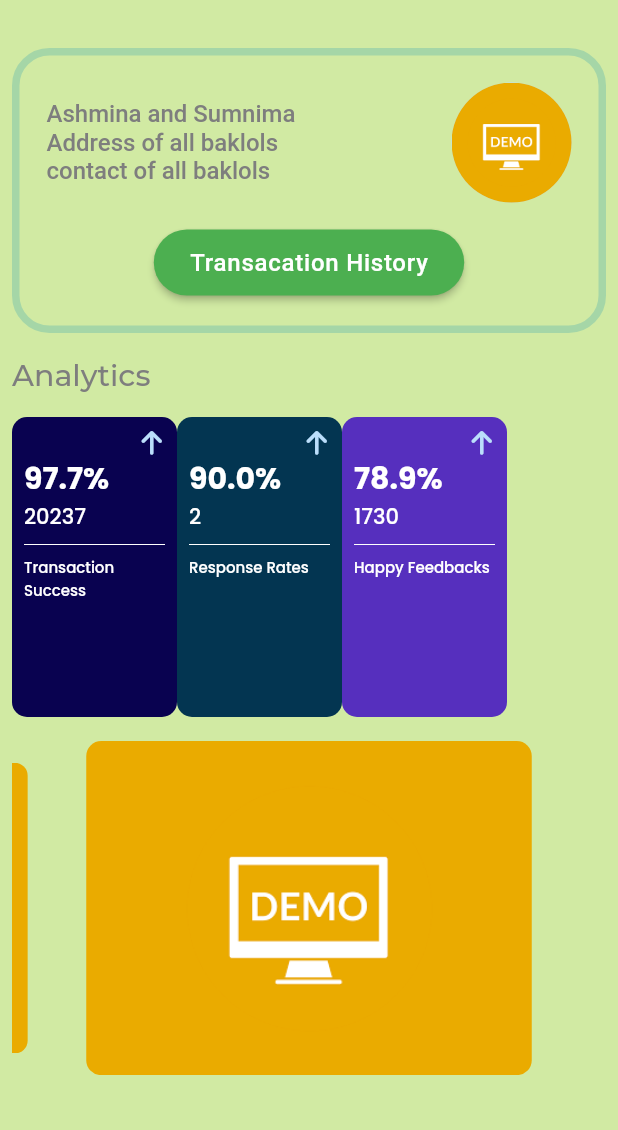
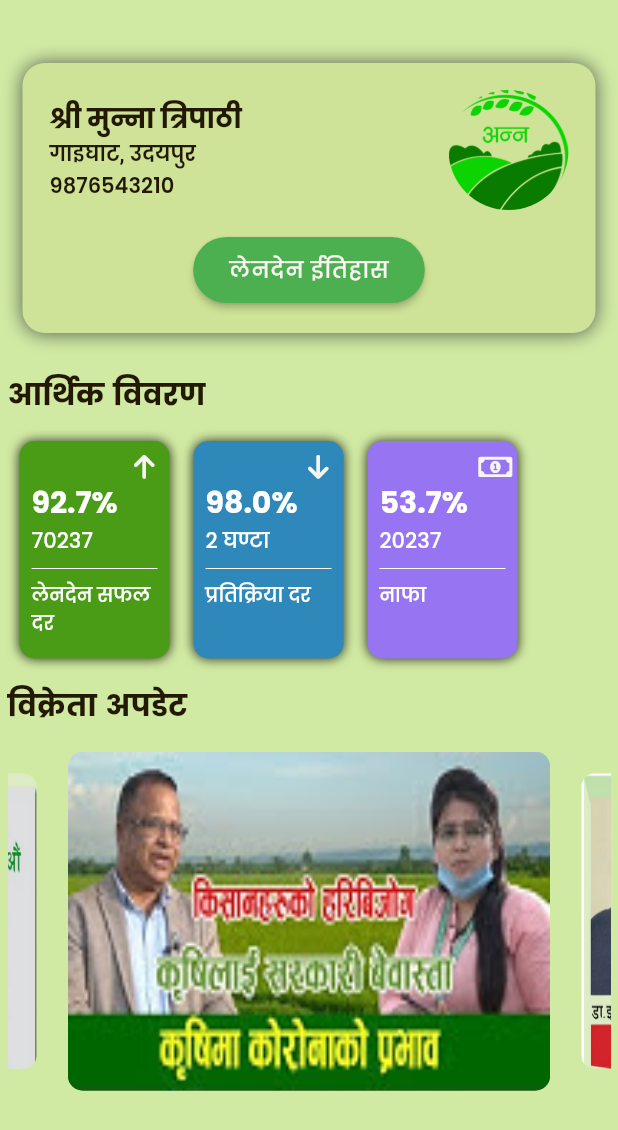
Before and after one commit to sachin-dahal/anna_hult, a Flutter app: the SellerHomePage screen opened directly, on a phone screen of 412 x 824 dp. Shown: the top 1130 px of the screen. Run offline on Flutter 3.47's test engine with Material 2 defaults, Android fonts, the phone set to English and light mode, and no system bars; drawn by our look-alikes of carousel_slider; our stand-ins replace flutter_icons, get, google_fonts, splashscreen.

Commit message:
ui update

```diff
--- a/lib/main.dart
+++ b/lib/main.dart
@@ -19,7 +19,6 @@ class AnnaMain extends StatelessWidget {
   Widget build(BuildContext context) {
     return GetMaterialApp(
       theme: kLightTheme,
-
       title: "ANNA : Healthy Food for Healthy Lifestyle",
       debugShowCheckedModeBanner: false,
       home: SplashScreen(
--- a/lib/modules/seller/data/seller_home_page_controller/carousel.dart
+++ b/lib/modules/seller/data/seller_home_page_controller/carousel.dart
@@ -2,10 +2,10 @@ import 'package:flutter/material.dart';
 import 'package:carousel_slider/carousel_slider.dart';
 
 List<String> carouselImages = [
-  'assets/images/demo.png',
-  'assets/images/anna_logo.png',
-  'assets/images/demo.png',
-  'assets/images/demo.png',
+  'assets/images/news1.jpg',
+  'assets/images/news2.png',
+  'assets/images/news3.png',
+  'assets/images/news4.png',
 ];
 
 class CarouselEffect extends StatelessWidget {
--- a/lib/modules/seller/features/seller_homepage/view/seller_homepage.dart
+++ b/lib/modules/seller/features/seller_homepage/view/seller_homepage.dart
@@ -4,7 +4,9 @@ import 'package:anna_hult/modules/seller/data/seller_home_page_controller/carous
 import 'package:anna_hult/modules/seller/data/seller_home_page_controller/dummy_data.dart';
 import 'package:anna_hult/modules/seller/data/seller_home_page_controller/seller_home_page_controller.dart';
 import 'package:anna_hult/modules/seller/features/seller_homepage/widget/analytics_widget.dart';
+import 'package:anna_hult/theme/colors.dart';
 import 'package:flutter/material.dart';
+import 'package:flutter_icons/flutter_icons.dart';
 import 'package:get/get.dart';
 import 'package:google_fonts/google_fonts.dart';
 
@@ -16,92 +18,68 @@ class SellerHomePage extends StatelessWidget {
   Widget build(BuildContext context) {
     return Scaffold(
       body: Container(
-        padding: sPadding,
+        padding: EdgeInsets.only(top: 8.0, left: 5.0, right: 5.0),
         child: SingleChildScrollView(
           child: Column(
             crossAxisAlignment: CrossAxisAlignment.start,
             children: [
               lHeightSpan,
-              _buildSellerProfile(),
+              Padding(
+                padding: const EdgeInsets.all(10.0),
+                child: _buildSellerProfile(),
+              ),
               mHeightSpan,
-              //Log.debug("Homepage", "line 27 is clear"),
-              // GetBuilder<SellerHomepageController>(
-              //   builder: (_sellerHomepageController) {
-              //     return _sellerHomepageController.analyticsList();
-              //   },
-              // ),
-              Column(
-                crossAxisAlignment: CrossAxisAlignment.start,
-                children: [
               Text(
-                    "Analytics",
+                "आर्थिक विवरण",
                 style: GoogleFonts.montserrat(
                   textStyle: TextStyle(
+                    color: kTertiaryTextColor,
                     fontSize: 20.0,
-                        fontWeight: FontWeight.w500,
+                    fontWeight: FontWeight.bold,
                   ),
                 ),
               ),
               mHeightSpan,
-                  //Log.debug("Controller", "line 46 is clear"),
-                  Container(
-                    height: 200,
-                    child: Expanded(child: GetBuilder<SellerHomepageController>(
-                      builder: (_sellerHomepageController) {
-                        return _sellerHomepageController.analyticsList();
-                      },
-                    )),
+              Row(
+                children: [
+                  SizedBox(width: 8.0),
+                  AnalyticsWidget(
+                    color: Color(0xFF4a9c17),
+                    icon: FontAwesome.arrow_up,
+                    averageNum: 92.7,
+                    givenNumber: 70237,
+                    title: "लेनदेन सफल दर",
+                  ),
+                  mWidthSpan,
+                  AnalyticsWidget(
+                    color: Color(0xFF2f88ba),
+                    icon: FontAwesome.arrow_down,
+                    averageNum: 98,
+                    givenNumber: 2,
+                    time: true,
+                    title: "प्रतिक्रिया दर",
+                  ),
+                  mWidthSpan,
+                  AnalyticsWidget(
+                    color: Color(0xFF9774f2),
+                    icon: FontAwesome.money,
+                    averageNum: 53.7,
+                    givenNumber: 20237,
+                    title: "नाफा",
                   ),
                 ],
               ),
-              // Expanded(n
-              //     crossAxisAlignment: CrossAxisAlignment.start,
-              //     children: [
-              //       Text(
-              //         "Analytics",
-              //         style: GoogleFonts.montserrat(
-              //           textStyle: TextStyle(
-              //             fontSize: 20.0,
-              //             fontWeight: FontWeight.w500,
-              //           ),
-              //         ),
-              //       ),
-              //       mHeightSpan,
-              //       GetBuilder<SellerHomepageController>(
-              //         builder: (_sellerHomepageController) {
-              //           return _sellerHomepageController.analyticsList();
-              //         },
-              //       ),
-              //       // Row(
-              //       //   children: [
-              //       //     AnalyticsWidget(
-              //       //       color: Color(0xFF090250),
-              //       //       icon: FontAwesome.arrow_up,
-              //       //       averageNum: 97.7,
-              //       //       givenNumber: 20237,
-              //       //       title: "Transaction Success",
-              //       //     ),
-              //       //     sWidthSpan,
-              //       //     AnalyticsWidget(
-              //       //       color: Color(0xFF033551),
-              //       //       icon: FontAwesome.arrow_up,
-              //       //       averageNum: 90,
-              //       //       givenNumber: 2,
-              //       //       title: "Response Rates",
-              //       //     ),
-              //       //     sWidthSpan,
-              //       //     AnalyticsWidget(
-              //       //       color: Color(0xFF562FBE),
-              //       //       icon: FontAwesome.arrow_up,
-              //       //       averageNum: 97.7,
-              //       //       givenNumber: 20237,
-              //       //       title: "Transaction Success",
-              //       //     ),
-              //       //   ],
-              //       // ),
-              //     ],
-              //   ),
-              // ),
+              mHeightSpan,
+              Text(
+                "विक्रेता अपडेट",
+                style: GoogleFonts.montserrat(
+                  textStyle: TextStyle(
+                    color: kTertiaryTextColor,
+                    fontSize: 20.0,
+                    fontWeight: FontWeight.bold,
+                  ),
+                ),
+              ),
               mHeightSpan,
               CarouselEffect(
                 carouselSlider: _sellerHomepageController.carouselController,
@@ -116,13 +94,17 @@ class SellerHomePage extends StatelessWidget {
   Widget _buildSellerProfile() {
     return Container(
       decoration: BoxDecoration(
-        border: Border.all(
-          color: Colors.green[200],
-          width: 5.0,
+        color: Color(0xFFcee397),
+        borderRadius: BorderRadius.circular(15.0),
+        boxShadow: [
+          BoxShadow(
+            color: Color(0xFF556052),
+            offset: Offset(0.0, 0.1),
+            blurRadius: 10.0,
+          )
+        ],
       ),
-        borderRadius: BorderRadius.circular(25.0),
-      ),
-      padding: lPadding,
+      padding: EdgeInsets.symmetric(horizontal: 18, vertical: 18),
       child: Column(
         children: [
           Row(
@@ -131,13 +113,37 @@ class SellerHomePage extends StatelessWidget {
               Column(
                 crossAxisAlignment: CrossAxisAlignment.start,
                 children: [
-                  Text("Ashmina and Sumnima"),
-                  Text("Address of all baklols"),
-                  Text("contact of all baklols"),
+                  Text(
+                    "श्री मुन्ना त्रिपाठी",
+                    style: GoogleFonts.poppins(
+                      textStyle: TextStyle(
+                        color: kTertiaryTextColor,
+                        fontSize: 18.0,
+                        fontWeight: FontWeight.w700,
+                      ),
+                    ),
+                  ),
+                  Text(
+                    "गाइघाट, उदयपुर",
+                    style: TextStyle(
+                      color: kTertiaryTextColor,
+                      fontSize: 14.0,
+                      fontWeight: FontWeight.w600,
+                    ),
+                  ),
+                  Text(
+                    "९८७६५४३२१०",
+                    style: TextStyle(
+                      color: kTertiaryTextColor,
+                      fontSize: 14.0,
+                      fontWeight: FontWeight.w600,
+                    ),
+                  ),
                 ],
               ),
               CircleAvatar(
-                backgroundImage: AssetImage("assets/images/demo.png"),
+                backgroundColor: Colors.transparent,
+                backgroundImage: AssetImage("assets/images/anna_logo.png"),
                 radius: 40.0,
               ),
             ],
@@ -149,7 +155,16 @@ class SellerHomePage extends StatelessWidget {
               borderRadius: BorderRadius.circular(25.0),
             ),
             onPressed: () {},
-            child: Text("Transacation History"),
+            child: Text(
+              "लेनदेन ईतिहास",
+              style: GoogleFonts.poppins(
+                textStyle: TextStyle(
+                  color: kPrimaryColorLight,
+                  fontWeight: FontWeight.w500,
+                  fontSize: 15.0,
+                ),
+              ),
+            ),
           ),
         ],
       ),
--- a/lib/modules/seller/features/seller_homepage/widget/analytics_widget.dart
+++ b/lib/modules/seller/features/seller_homepage/widget/analytics_widget.dart
@@ -1,4 +1,5 @@
 import 'package:anna_hult/common/ui/ui_helper.dart';
+import 'package:anna_hult/theme/colors.dart';
 import 'package:flutter/material.dart';
 import 'package:google_fonts/google_fonts.dart';
 
@@ -9,6 +10,7 @@ class AnalyticsWidget extends StatelessWidget {
   final int givenNumber;
   final String title;
   final IconData icon;
+  final bool time;
 
   AnalyticsWidget({
     this.color,
@@ -17,17 +19,25 @@ class AnalyticsWidget extends StatelessWidget {
     this.givenNumber,
     this.title,
     this.icon,
+    this.time = false,
   });
 
   @override
   Widget build(BuildContext context) {
     return Container(
       padding: sPadding,
-      height: 140.0,
-      width: 110.0,
+      height: 145.0,
+      width: 100.0,
       decoration: BoxDecoration(
         color: color,
         borderRadius: BorderRadius.circular(10.0),
+        boxShadow: [
+          BoxShadow(
+            color: Color(0xFF000000).withOpacity(0.8),
+            offset: Offset(0.0, 0.1),
+            blurRadius: 6.0,
+          )
+        ],
       ),
       child: Column(
         crossAxisAlignment: CrossAxisAlignment.start,
@@ -38,7 +48,7 @@ class AnalyticsWidget extends StatelessWidget {
               Icon(
                 icon,
                 size: 18.0,
-                color: Colors.blue[100],
+                color: kPrimaryColorLight,
               ),
             ],
           ),
@@ -52,7 +62,17 @@ class AnalyticsWidget extends StatelessWidget {
               ),
             ),
           ),
-          Text(
+          time
+              ? Text(
+                  "${givenNumber.toString()} घण्टा",
+                  style: GoogleFonts.poppins(
+                    textStyle: TextStyle(
+                      color: Colors.white,
+                      fontSize: 14.0,
+                    ),
+                  ),
+                )
+              : Text(
                   "${givenNumber.toString()}",
                   style: GoogleFonts.poppins(
                     textStyle: TextStyle(
@@ -67,7 +87,7 @@ class AnalyticsWidget extends StatelessWidget {
             style: GoogleFonts.poppins(
               textStyle: TextStyle(
                 color: Colors.white,
-                fontSize: 10.0,
+                fontSize: 13.0,
               ),
             ),
           ),
```
Also changed, not shown: lib/modules/buyer/features/buyer_homepage/view/buyer_homepage.dart (+85 -34 lines), pubspec.lock. Lines whose indentation alone changed are shown as unchanged.
